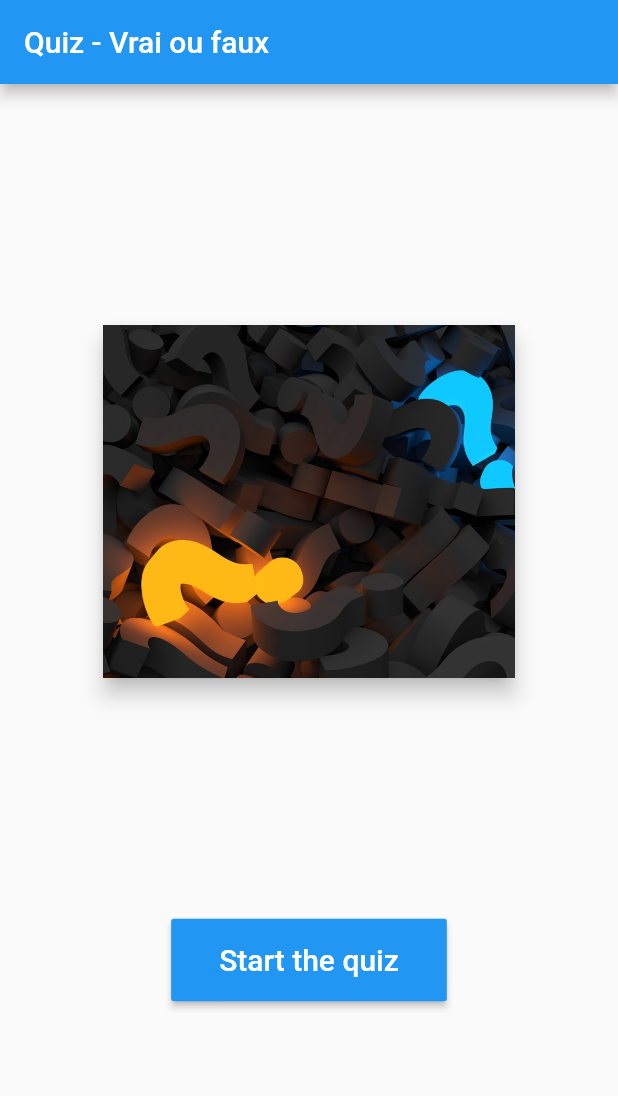
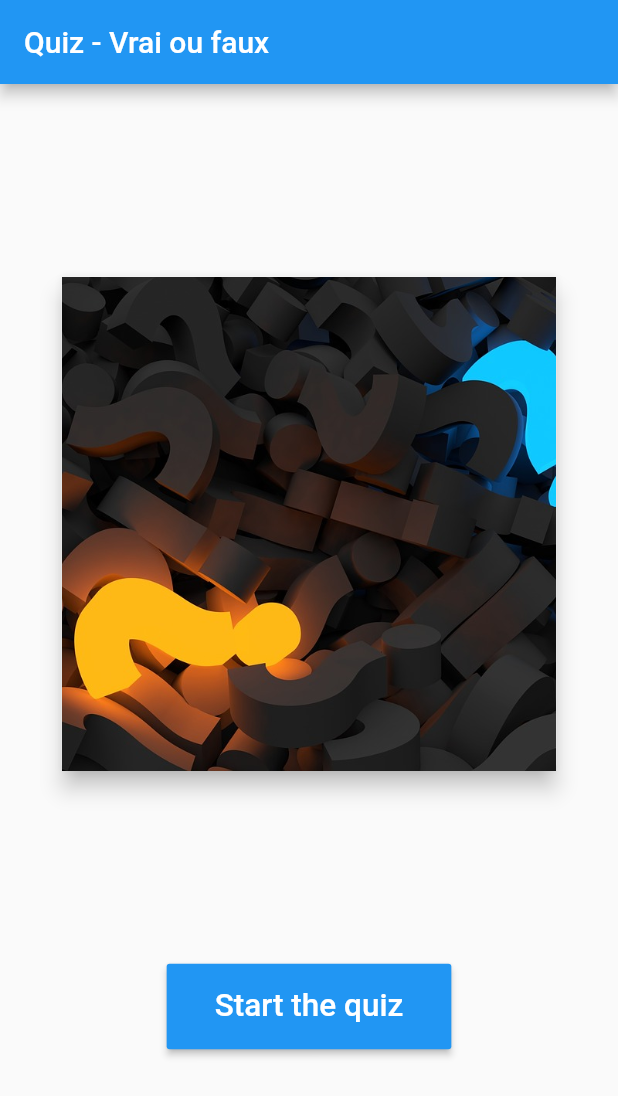
Before and after one commit to keShraa/flutter, a Flutter app: the screen it shows after launch, on a phone screen of 412 x 824 dp. Shown: the top 1096 px of the screen. Run offline on Flutter 3.47's test engine with Material 2 defaults, Android fonts, the phone set to English and light mode, and no system bars.

Commit message:
"update"

```diff
--- /dev/null
+++ b/lib/widgets/custom_text.dart
@@ -0,0 +1,12 @@
+import 'package:flutter/material.dart';
+
+class CustomText extends Text {
+
+  CustomText(String data, {color: Colors.white, textAlign: TextAlign.center, factor: 1.0}):
+      super(data,
+          textAlign: textAlign,
+          textScaleFactor: factor,
+          style: new TextStyle(color: color)
+      );
+
+}
--- a/lib/widgets/home.dart
+++ b/lib/widgets/home.dart
@@ -1,5 +1,6 @@
 import 'package:flutter/material.dart';
 import 'package:quiz/models/quiz.dart';
+import 'package:quiz/widgets/custom_text.dart';
 
 class MyHomePage extends StatefulWidget {
   MyHomePage({Key key, this.title}) : super(key: key);
@@ -30,8 +31,8 @@ class _MyHomePageState extends State<MyHomePage> {
             new Card(
               elevation: 6.0,
               child: new Container(
-                width: MediaQuery.of(context).size.width / 1.5,
-                height: MediaQuery.of(context).size.height / 3.5,
+                width: MediaQuery.of(context).size.width * 0.8,
+                height: MediaQuery.of(context).size.width * 0.8,
                 child: new Image.asset('assets/cover.jpg',
                   fit: BoxFit.cover,
                 ),
@@ -39,13 +40,8 @@ class _MyHomePageState extends State<MyHomePage> {
             ),
             new RaisedButton(
               color: Colors.blue,
-              textColor: Colors.white,
               padding: EdgeInsets.symmetric(vertical: 16.0, horizontal: 32.0),
-              child: new Text("Start the quiz",
-                style: new TextStyle(
-                  fontSize: 20.0,
-                ),
-              ),
+              child: new CustomText("Start the quiz", factor: 1.5),
               onPressed: toQuiz,
             ),
           ],
```
